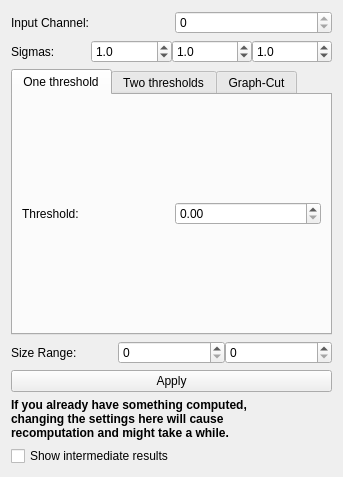
The window that ilastik/applets/thresholdTwoLevels/drawer.ui (ilastik/ilastik) describes before a commit, drawn with Qt 5.
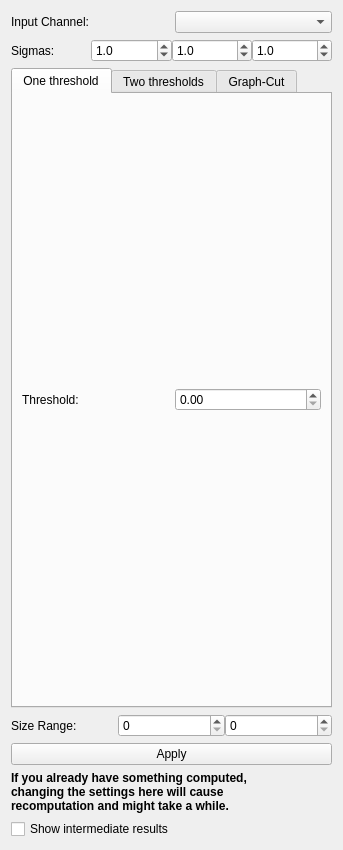
The same window after the commit. The open tabs and pages were chosen to show the change.

Commit message: add a colored square to the channel selection widget

```diff
--- a/ilastik/applets/thresholdTwoLevels/drawer.ui
+++ b/ilastik/applets/thresholdTwoLevels/drawer.ui
@@ -7,7 +7,7 @@
     <x>0</x>
     <y>0</y>
     <width>343</width>
-    <height>477</height>
+    <height>850</height>
    </rect>
   </property>
   <property name="windowTitle">
@@ -27,14 +27,7 @@
       </widget>
      </item>
      <item>
-      <widget class="QSpinBox" name="inputChannelSpinBox">
-       <property name="toolTip">
-        <string>&lt;html&gt;&lt;head/&gt;&lt;body&gt;&lt;p&gt;Select the channel of the input data which you want to threshold. Look at &lt;span style=&quot; font-weight:600;&quot;&gt;&amp;quot;Input Channel x&amp;quot;&lt;/span&gt; layer for the results of this operation.&lt;/p&gt;&lt;/body&gt;&lt;/html&gt;</string>
-       </property>
-       <property name="maximum">
-        <number>0</number>
-       </property>
-      </widget>
+      <widget class="QComboBox" name="inputChannelComboBox"/>
      </item>
     </layout>
    </item>
```
Left out of the diff: 3 changed lines with no effect on the pictures. The commit also changes 1 other file.
